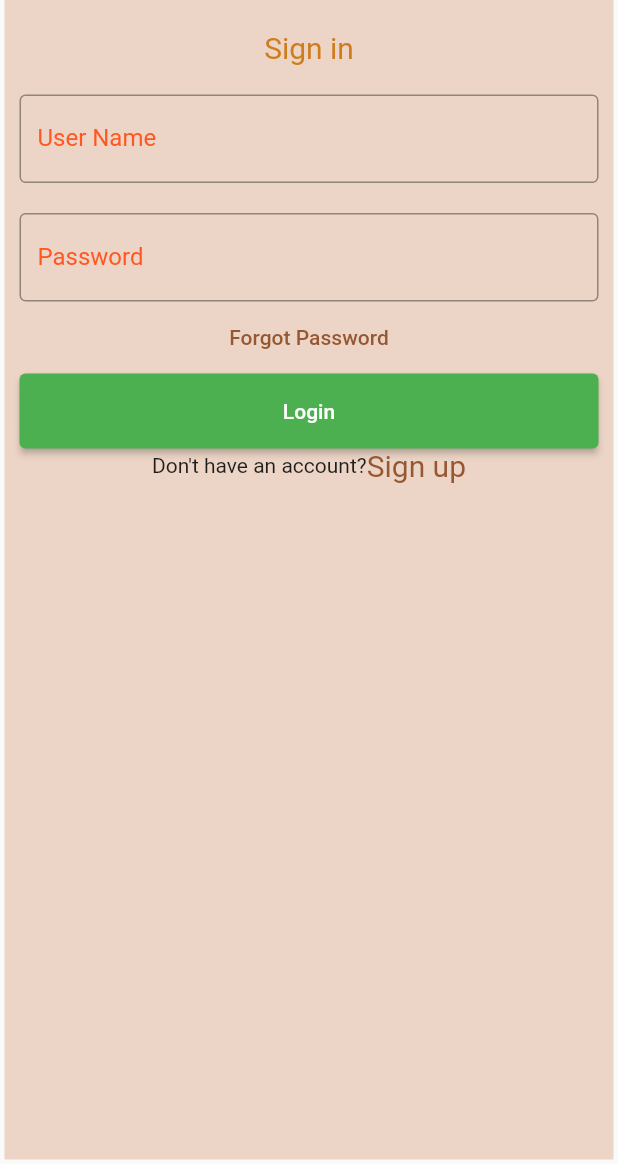
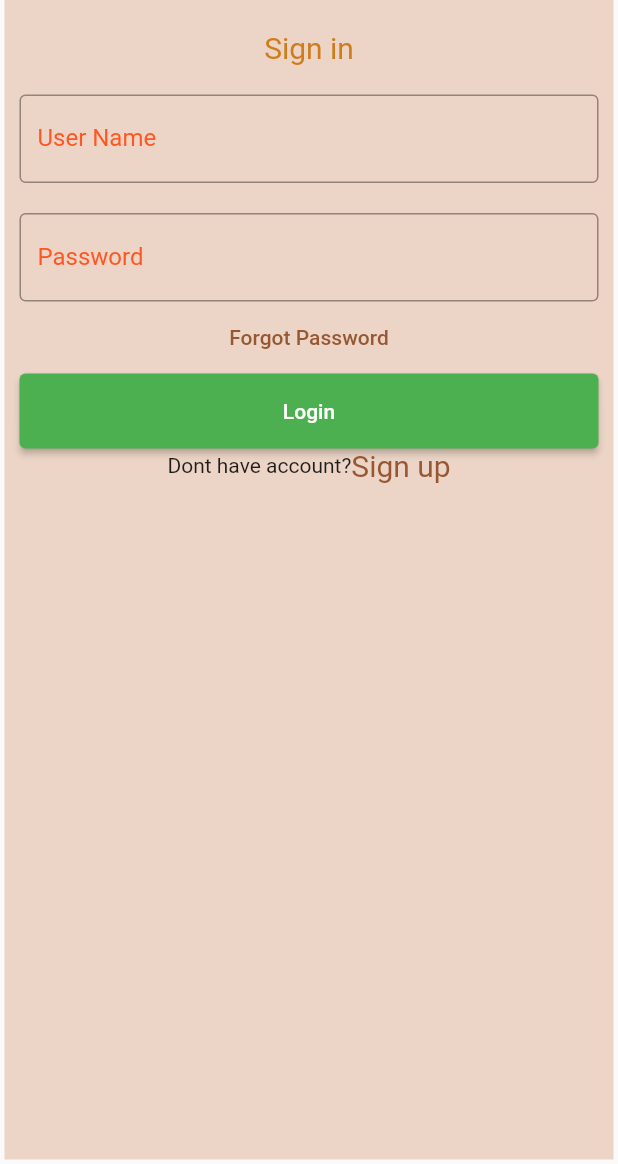
Before and after one commit to YousifT/Nomad_Application, a Flutter app: the MyStatefulWidget screen opened directly, on a phone screen of 412 x 824 dp, the part 72-1236 px from its top. Run offline on Flutter 3.47's test engine with Material 2 defaults, Android fonts, the phone set to English and light mode, and no system bars; our stand-ins replace carousel_slider, cloud_firestore, firebase_auth, firebase_core, flutter_rating_bar, flutter_svg and 4 more; missing offline and left inert: comment_box, dart:ffi; accounts and stored records are empty; statements that could not run were skipped.

Commit message:
Revert "a"
This reverts commit 3fe8f33265054b7f811298d2ed51872d81518fdc.

```diff
--- a/nomad/lib/Pages/User_Pages/Login page.dart
+++ b/nomad/lib/Pages/User_Pages/Login page.dart
@@ -45,8 +45,6 @@ class _MyStatefulWidgetState extends State<MyStatefulWidget> {
     ScaffoldMessenger.of(context).showSnackBar(snackBar);
   }
 
-  bool _firstLogin = true;
-
   Future<void> login(String email, String password) async {
     try {
       await FirebaseAuth.instance.signInWithEmailAndPassword(
@@ -83,7 +81,7 @@ class _MyStatefulWidgetState extends State<MyStatefulWidget> {
 
   void goToHomePage() {
     Navigator.pushReplacement(
-        context, MaterialPageRoute(builder: (context) => const HomePage()));
+        context, MaterialPageRoute(builder: (context) => const SettingsMenu()));
   }
 
   void opensignupscreen() {
@@ -96,8 +94,7 @@ class _MyStatefulWidgetState extends State<MyStatefulWidget> {
     return Scaffold(
       resizeToAvoidBottomInset: true,
       key: _scaffoldKey,
-      body: SafeArea(
-        child: Padding(
+      body: Padding(
         padding: const EdgeInsets.all(3),
         child: Container(
           color: Color.fromARGB(
@@ -112,21 +109,16 @@ class _MyStatefulWidgetState extends State<MyStatefulWidget> {
                     style: TextStyle(
                         color: Color.fromARGB(255, 207, 124, 29),
                         fontWeight: FontWeight.w500,
-                      fontSize: 30,
-                    ),
-                  ),
-                ),
+                        fontSize: 30),
+                  )),
               Container(
                   alignment: Alignment.center,
                   padding: const EdgeInsets.all(10),
                   child: const Text(
                     'Sign in',
                     style: TextStyle(
-                      fontSize: 20,
-                      color: Color.fromARGB(255, 207, 124, 29),
-                    ),
-                  ),
-                ),
+                        fontSize: 20, color: Color.fromARGB(255, 207, 124, 29)),
+                  )),
               Container(
                 padding: const EdgeInsets.all(10),
                 child: TextField(
@@ -152,7 +144,7 @@ class _MyStatefulWidgetState extends State<MyStatefulWidget> {
               ),
               TextButton(
                 onPressed: () {
-                    // Forgot password screen
+                  //forgot password screen
                 },
                 child: const Text(
                   'Forgot Password',
@@ -178,27 +170,26 @@ class _MyStatefulWidgetState extends State<MyStatefulWidget> {
                         );
                       },
                       style: ElevatedButton.styleFrom(primary: Colors.green),
-                    ),
-                  ),
+                    )),
               ),
               Row(
                 children: <Widget>[
-                    const Text('Don\'t have an account?'),
+                  const Text('Dont have account?'),
                   GestureDetector(
                     onTap: opensignupscreen,
                     child: const Text(
                       'Sign up',
                       style: TextStyle(
                           fontSize: 20,
-                          color: Color.fromARGB(255, 150, 87, 51),
+                          color: Color.fromARGB(255, 150, 87, 51)),
                     ),
-                      ),
-                    ),
+                    //signup button press
+                    // switches the screen to Mysignuppage()
+                  )
                 ],
                 mainAxisAlignment: MainAxisAlignment.center,
-                ),
+              )
             ],
-            ),
           ),
         ),
       ),
```
Also changed, not shown: nomad/lib/Pages/User_Pages/SettingsMenu.dart (+0 -30 lines). Lines whose indentation alone changed are shown as unchanged.
